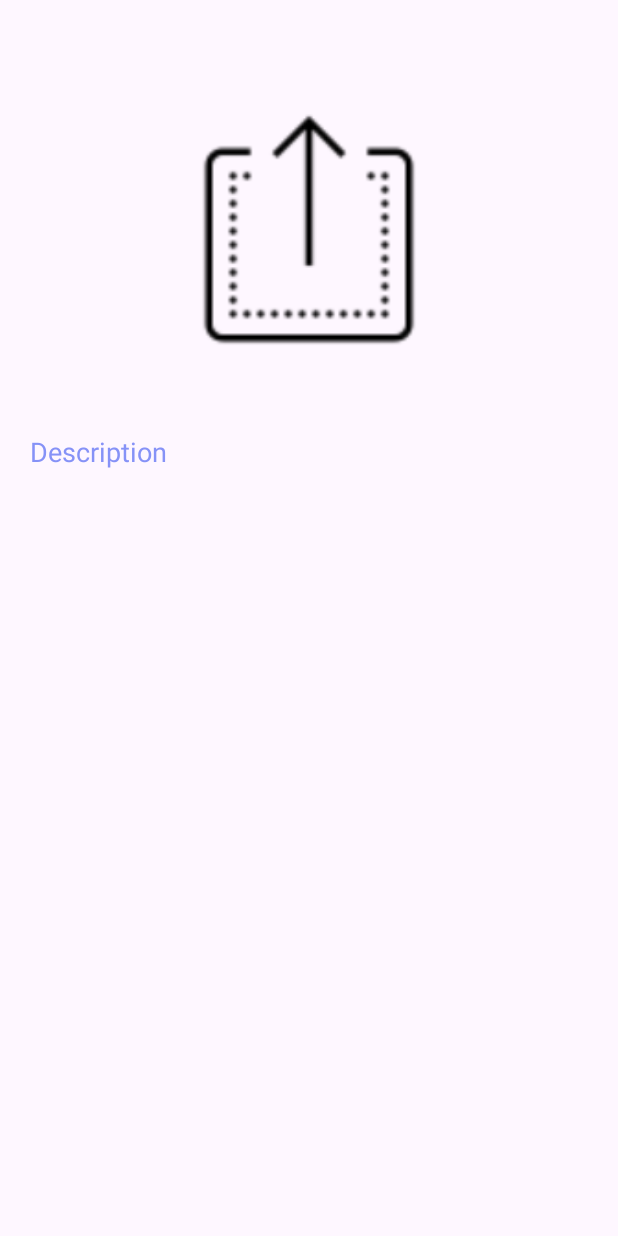
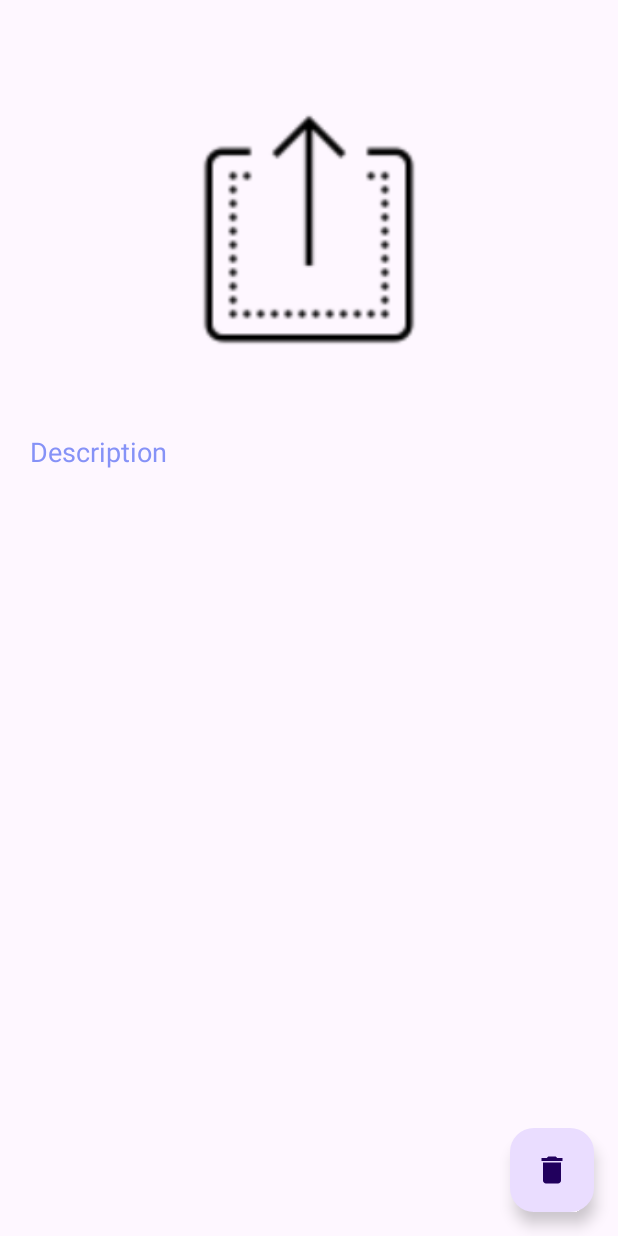
Before and after one commit to ainwg/recipe-master, an Android app: the Detail screen opened directly, with no data from a screen before it, on a phone screen of 412 x 824 dp. Run offline under Robolectric (Android 15) with nearby library versions, the phone set to English and light mode, and no system bars.

Commit message:
Update detail.xml

```diff
--- a/app/build.gradle
+++ b/app/build.gradle
@@ -37,6 +37,7 @@ dependencies {
     implementation 'com.google.firebase:firebase-database:20.1.0'
     implementation 'com.google.firebase:firebase-storage:20.1.0'
     implementation 'com.github.bumptech.glide:glide:4.14.2'
+    implementation 'com.github.clans:fab:1.6.4'
     testImplementation 'junit:junit:4.13.2'
     androidTestImplementation 'androidx.test.ext:junit:1.1.5'
     androidTestImplementation 'androidx.test.espresso:espresso-core:3.5.1'
--- a/app/src/main/res/drawable/clear_icon.xml
+++ b/app/src/main/res/drawable/clear_icon.xml
@@ -1,4 +1,4 @@
-<vector android:height="24dp" android:tint="#FFFFFF"
+<vector android:height="24dp" android:tint="@color/lavendar"
     android:viewportHeight="24" android:viewportWidth="24"
     android:width="24dp" xmlns:android="http://schemas.android.com/apk/res/android">
     <path android:fillColor="@android:color/white" android:pathData="M19,6.41L17.59,5 12,10.59 6.41,5 5,6.41 10.59,12 5,17.59 6.41,19 12,13.41 17.59,19 19,17.59 13.41,12z"/>
--- /dev/null
+++ b/app/src/main/res/drawable/delete_icon.xml
@@ -0,0 +1,5 @@
+<vector android:height="24dp" android:tint="#FFFFFF"
+    android:viewportHeight="24" android:viewportWidth="24"
+    android:width="24dp" xmlns:android="http://schemas.android.com/apk/res/android">
+    <path android:fillColor="@android:color/white" android:pathData="M6,19c0,1.1 0.9,2 2,2h8c1.1,0 2,-0.9 2,-2V7H6v12zM19,4h-3.5l-1,-1h-5l-1,1H5v2h14V4z"/>
+</vector>
--- /dev/null
+++ b/app/src/main/res/drawable/list_icon.xml
@@ -0,0 +1,5 @@
+<vector android:autoMirrored="true" android:height="24dp"
+    android:tint="#FFFFFF" android:viewportHeight="24"
+    android:viewportWidth="24" android:width="24dp" xmlns:android="http://schemas.android.com/apk/res/android">
+    <path android:fillColor="@android:color/white" android:pathData="M4,10.5c-0.83,0 -1.5,0.67 -1.5,1.5s0.67,1.5 1.5,1.5 1.5,-0.67 1.5,-1.5 -0.67,-1.5 -1.5,-1.5zM4,4.5c-0.83,0 -1.5,0.67 -1.5,1.5S3.17,7.5 4,7.5 5.5,6.83 5.5,6 4.83,4.5 4,4.5zM4,16.5c-0.83,0 -1.5,0.68 -1.5,1.5s0.68,1.5 1.5,1.5 1.5,-0.68 1.5,-1.5 -0.67,-1.5 -1.5,-1.5zM7,19h14v-2L7,17v2zM7,13h14v-2L7,11v2zM7,5v2h14L21,5L7,5z"/>
+</vector>
--- a/app/src/main/res/drawable/search_icon.xml
+++ b/app/src/main/res/drawable/search_icon.xml
@@ -1,4 +1,4 @@
-<vector android:height="24dp" android:tint="#FFFFFF"
+<vector android:height="24dp" android:tint="@color/lavendar"
     android:viewportHeight="24" android:viewportWidth="24"
     android:width="24dp" xmlns:android="http://schemas.android.com/apk/res/android">
     <path android:fillColor="@android:color/white" android:pathData="M15.5,14h-0.79l-0.28,-0.27C15.41,12.59 16,11.11 16,9.5 16,5.91 13.09,3 9.5,3S3,5.91 3,9.5 5.91,16 9.5,16c1.61,0 3.09,-0.59 4.23,-1.57l0.27,0.28v0.79l5,4.99L20.49,19l-4.99,-5zM9.5,14C7.01,14 5,11.99 5,9.5S7.01,5 9.5,5 14,7.01 14,9.5 11.99,14 9.5,14z"/>
--- a/app/src/main/res/layout/detail.xml
+++ b/app/src/main/res/layout/detail.xml
@@ -37,4 +37,18 @@
         android:textSize="18sp"
         android:textColor="@color/lavendar"/>
 
+    <RelativeLayout
+        android:layout_width="match_parent"
+        android:layout_height="match_parent">
+
+        <com.google.android.material.floatingactionbutton.FloatingActionButton
+            android:id="@+id/deleteButton"
+            android:layout_width="wrap_content"
+            android:layout_height="wrap_content"
+            android:layout_alignParentBottom="true"
+            android:layout_alignParentEnd="true"
+            android:src="@drawable/delete_icon"
+            android:layout_margin="16dp" />
+    </RelativeLayout>
+
 </LinearLayout>
--- a/app/src/main/res/values/colors.xml
+++ b/app/src/main/res/values/colors.xml
@@ -3,4 +3,5 @@
     <color name="black">#FF000000</color>
     <color name="white">#FFFFFFFF</color>
     <color name="lavendar">#8692F7</color>
+    <color name="red">#C70000</color>
 </resources>
```
